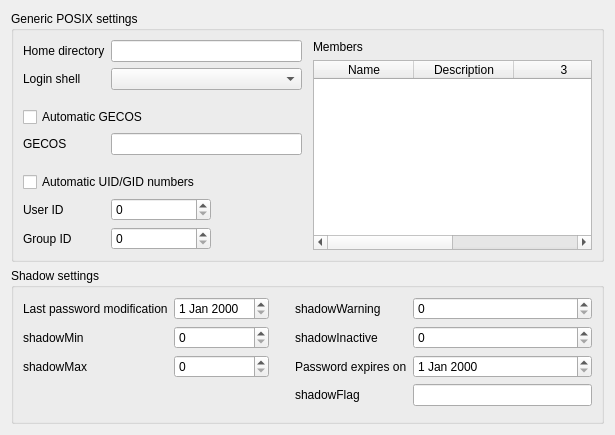
First picture: the form in agent/src/clacks/agent/data/templates/default/posix-user.ui, repository gonicus/clacks, before the edit.
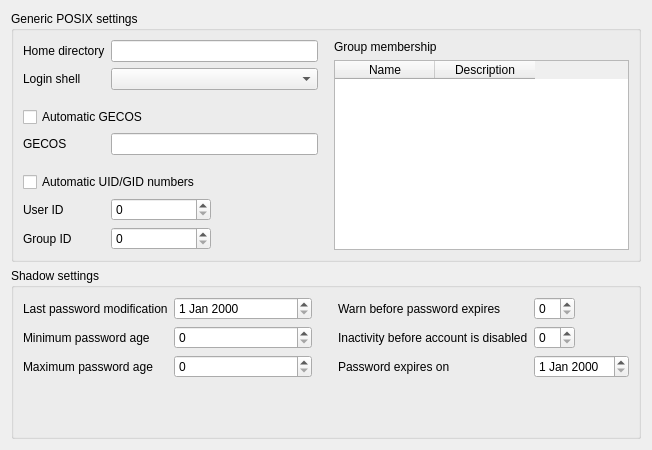
Second picture: the form after the edit. Icons and pictures are not drawn.

Commit message: Fixed shadow values

```diff
--- a/agent/src/clacks/agent/data/templates/default/posix-user.ui
+++ b/agent/src/clacks/agent/data/templates/default/posix-user.ui
@@ -6,8 +6,8 @@
    <rect>
     <x>0</x>
     <y>0</y>
-    <width>615</width>
-    <height>402</height>
+    <width>652</width>
+    <height>450</height>
    </rect>
   </property>
   <property name="windowTitle">
@@ -168,7 +168,7 @@
           </property>
           <property name="sizeHint" stdset="0">
            <size>
-            <width>5</width>
+            <width>10</width>
             <height>20</height>
            </size>
           </property>
@@ -179,7 +179,7 @@
           <item>
            <widget class="QLabel" name="memberUidLabel">
             <property name="text">
-             <string>Members</string>
+             <string>Group membership</string>
             </property>
            </widget>
           </item>
@@ -195,7 +195,7 @@
              <number>0</number>
             </property>
             <property name="columnCount">
-             <number>4</number>
+             <number>2</number>
             </property>
             <column>
              <property name="text">
@@ -245,7 +245,7 @@
           <item row="1" column="0">
            <widget class="QLabel" name="shadowMinLabel">
             <property name="text">
-             <string>shadowMin</string>
+             <string>Minimum password age</string>
             </property>
             <property name="buddy">
              <cstring>shadowMinEdit</cstring>
@@ -258,7 +258,7 @@
           <item row="2" column="0">
            <widget class="QLabel" name="shadowMaxLabel">
             <property name="text">
-             <string>shadowMax</string>
+             <string>Maximum password age</string>
             </property>
             <property name="buddy">
              <cstring>shadowMaxEdit</cstring>
@@ -301,13 +301,16 @@
         </item>
         <item>
          <layout class="QFormLayout" name="formLayout">
+          <property name="fieldGrowthPolicy">
+           <enum>QFormLayout::ExpandingFieldsGrow</enum>
+          </property>
           <property name="labelAlignment">
            <set>Qt::AlignLeading|Qt::AlignLeft|Qt::AlignTop</set>
           </property>
           <item row="0" column="0">
            <widget class="QLabel" name="shadowWarningLabel">
             <property name="text">
-             <string>shadowWarning</string>
+             <string>Warn before password expires</string>
             </property>
             <property name="buddy">
              <cstring>shadowWarningEdit</cstring>
@@ -320,7 +323,7 @@
           <item row="1" column="0">
            <widget class="QLabel" name="shadowInactiveLabel">
             <property name="text">
-             <string>shadowInactive</string>
+             <string>Inactivity before account is disabled</string>
             </property>
             <property name="buddy">
              <cstring>shadowInactiveEdit</cstring>
@@ -343,20 +346,7 @@
           <item row="2" column="1">
            <widget class="QDateEdit" name="shadowExpireEdit"/>
           </item>
-          <item row="3" column="0">
-           <widget class="QLabel" name="shadowFlagLabel">
-            <property name="text">
-             <string>shadowFlag</string>
-            </property>
-            <property name="buddy">
-             <cstring>shadowFlagEdit</cstring>
-            </property>
-           </widget>
-          </item>
           <item row="3" column="1">
-           <widget class="QLineEdit" name="shadowFlagEdit"/>
-          </item>
-          <item row="4" column="1">
            <spacer name="verticalSpacer_14">
             <property name="orientation">
              <enum>Qt::Vertical</enum>
```
Left out of the diff: 72 changed lines with no effect on the pictures. The commit also changes 1 other file.
